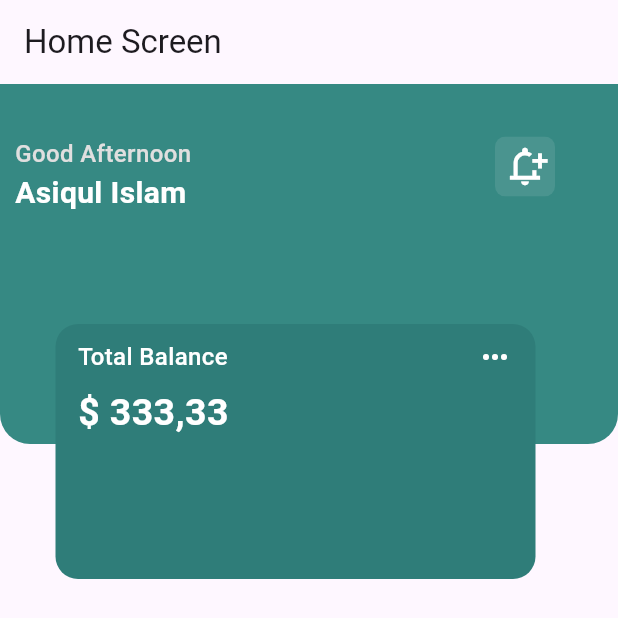
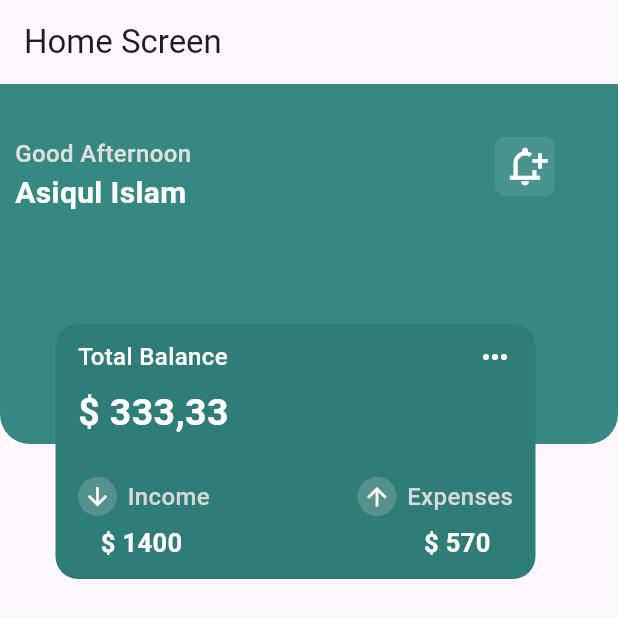
Before and after one commit to asiq-dev/Finance-Management-App-Flutter, a Flutter app: the screen it shows after launch, on a phone screen of 412 x 824 dp. Shown: the top 618 px of the screen. Run offline on Flutter 3.47's test engine with Material 3 defaults, Android fonts, the phone set to English and light mode, and no system bars.

Commit message:
design income and expenses card

```diff
--- a/lib/home.dart
+++ b/lib/home.dart
@@ -120,6 +120,85 @@ class Home extends StatelessWidget {
                           ),
                         ],
                       ),
+                    ),
+                    SizedBox(height: 25),
+                    Padding(
+                      padding: const EdgeInsets.symmetric(horizontal: 15),
+                      child: Row(
+                        mainAxisAlignment: MainAxisAlignment.spaceBetween,
+                        children: [
+                          Row(
+                            children: [
+                              CircleAvatar(
+                                radius: 13,
+                                backgroundColor: Color.fromARGB(255, 85, 145, 141),
+                                child: Icon(
+                                  Icons.arrow_downward,
+                                  color: Colors.white,
+                                  size: 19,
+                                ),
+                              ),
+                              SizedBox(width: 7),
+                              Text(
+                                'Income',
+                                style: TextStyle(
+                                  fontWeight: FontWeight.w500,
+                                  fontSize: 16,
+                                  color: Color.fromARGB(255, 216, 216, 216)
+                                ),
+                              ),
+                            ],
+                          ),
+
+                          Row(
+                            children: [
+                              CircleAvatar(
+                                radius: 13,
+                                backgroundColor: Color.fromARGB(255, 85, 145, 141),
+                                child: Icon(
+                                  Icons.arrow_upward,
+                                  color: Colors.white,
+                                  size: 19,
+                                ),
+                              ),
+                              SizedBox(width: 7),
+                              Text(
+                                'Expenses',
+                                style: TextStyle(
+                                  fontWeight: FontWeight.w500,
+                                  fontSize: 16,
+                                  color: Color.fromARGB(255, 216, 216, 216)
+                                ),
+                              ),
+                            ],
+                          ),
+                        ],
+                      ),
+                    ),
+                    SizedBox(height: 6),
+                    Padding(
+                      padding: const EdgeInsets.symmetric(horizontal: 30),
+                      child: Row(
+                        mainAxisAlignment: MainAxisAlignment.spaceBetween,
+                        children: [
+                          Text(
+                            '\$ 1400',
+                            style: TextStyle(
+                              fontWeight: FontWeight.w600,
+                              fontSize: 17,
+                              color: Colors.white
+                            ),
+                          ),
+                          Text(
+                            '\$ 570',
+                            style: TextStyle(
+                              fontWeight: FontWeight.w600,
+                              fontSize: 17,
+                              color: Colors.white
+                            ),
+                          ),
+                        ],
+                      ),
                     )
                   ],
                 ),
```
